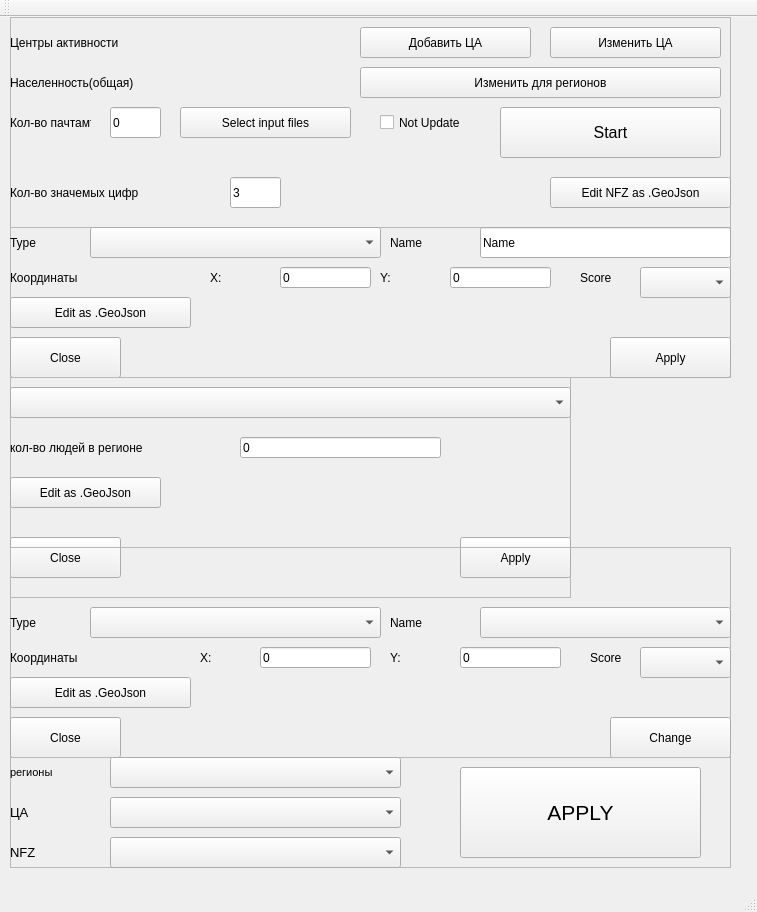
Above: source/untitled.ui from s21dlemanskiy/Drones_Oman before the change. Below: the same form after it.
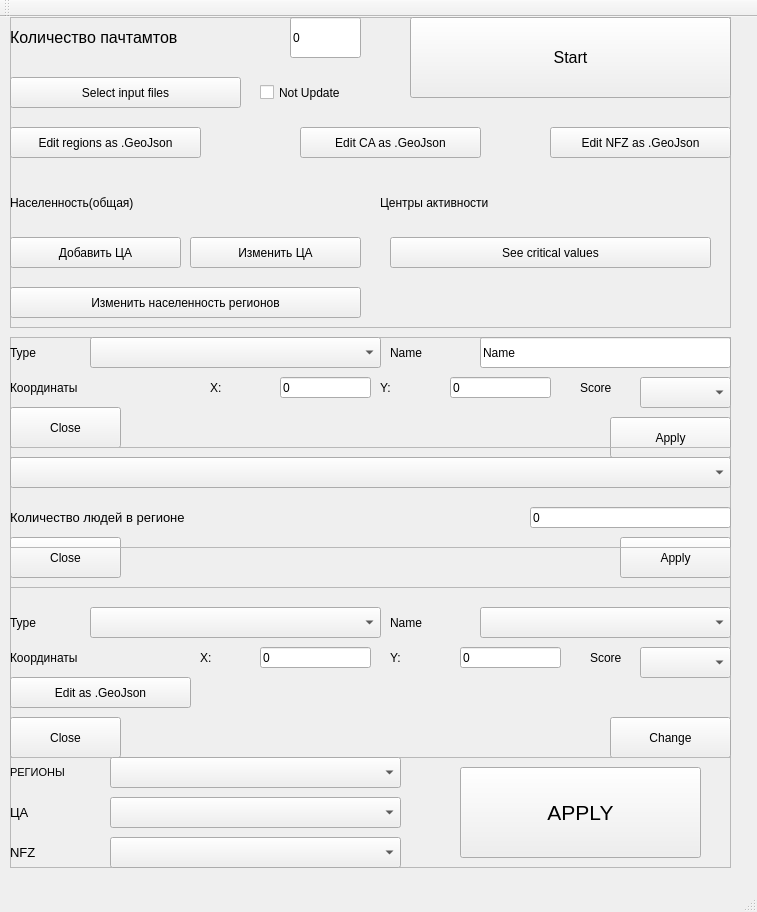
That is the form after the change.

What changed in the file:
```diff
--- a/source/untitled.ui
+++ b/source/untitled.ui
@@ -20,7 +20,7 @@
       <x>10</x>
       <y>0</y>
       <width>721</width>
-      <height>211</height>
+      <height>311</height>
      </rect>
     </property>
     <property name="frameShape">
@@ -32,8 +32,8 @@
     <widget class="QLabel" name="label_2">
      <property name="geometry">
       <rect>
-       <x>0</x>
-       <y>10</y>
+       <x>370</x>
+       <y>170</y>
        <width>221</width>
        <height>31</height>
       </rect>
@@ -45,12 +45,15 @@
     <widget class="QPushButton" name="pushButton">
      <property name="geometry">
       <rect>
-       <x>350</x>
-       <y>10</y>
+       <x>0</x>
+       <y>220</y>
        <width>171</width>
        <height>31</height>
       </rect>
      </property>
+     <property name="inputMethodHints">
+      <set>Qt::ImhNone</set>
+     </property>
      <property name="text">
       <string>Добавить ЦА</string>
      </property>
@@ -59,7 +62,7 @@
      <property name="geometry">
       <rect>
        <x>0</x>
-       <y>50</y>
+       <y>170</y>
        <width>211</width>
        <height>31</height>
       </rect>
@@ -71,8 +74,8 @@
     <widget class="QLabel" name="label_6">
      <property name="geometry">
       <rect>
-       <x>230</x>
-       <y>50</y>
+       <x>580</x>
+       <y>170</y>
        <width>121</width>
        <height>31</height>
       </rect>
@@ -84,21 +87,21 @@
     <widget class="QPushButton" name="pushButton_4">
      <property name="geometry">
       <rect>
-       <x>350</x>
-       <y>50</y>
-       <width>361</width>
+       <x>0</x>
+       <y>270</y>
+       <width>351</width>
        <height>31</height>
       </rect>
      </property>
      <property name="text">
-      <string>Изменить для регионов</string>
+      <string>Изменить населенность регионов</string>
      </property>
     </widget>
     <widget class="QLabel" name="label_10">
      <property name="geometry">
       <rect>
-       <x>230</x>
-       <y>10</y>
+       <x>210</x>
+       <y>170</y>
        <width>121</width>
        <height>31</height>
       </rect>
@@ -110,8 +113,8 @@
     <widget class="QPushButton" name="pushButton_9">
      <property name="geometry">
       <rect>
-       <x>540</x>
-       <y>10</y>
+       <x>180</x>
+       <y>220</y>
        <width>171</width>
        <height>31</height>
       </rect>
@@ -123,10 +126,10 @@
     <widget class="QLineEdit" name="lineEdit_7">
      <property name="geometry">
       <rect>
-       <x>100</x>
-       <y>90</y>
-       <width>51</width>
-       <height>31</height>
+       <x>280</x>
+       <y>0</y>
+       <width>71</width>
+       <height>41</height>
       </rect>
      </property>
      <property name="text">
@@ -137,21 +140,26 @@
      <property name="geometry">
       <rect>
        <x>0</x>
-       <y>90</y>
-       <width>81</width>
-       <height>31</height>
+       <y>0</y>
+       <width>261</width>
+       <height>41</height>
       </rect>
      </property>
+     <property name="font">
+      <font>
+       <pointsize>12</pointsize>
+      </font>
+     </property>
      <property name="text">
-      <string>Кол-во пачтамтов</string>
+      <string>Количество пачтамтов</string>
      </property>
     </widget>
     <widget class="QPushButton" name="pushButton_13">
      <property name="geometry">
       <rect>
-       <x>170</x>
-       <y>90</y>
-       <width>171</width>
+       <x>0</x>
+       <y>60</y>
+       <width>231</width>
        <height>31</height>
       </rect>
      </property>
@@ -162,10 +170,10 @@
     <widget class="QPushButton" name="pushButton_14">
      <property name="geometry">
       <rect>
-       <x>490</x>
-       <y>90</y>
-       <width>221</width>
-       <height>51</height>
+       <x>400</x>
+       <y>0</y>
+       <width>321</width>
+       <height>81</height>
       </rect>
      </property>
      <property name="font">
@@ -180,8 +188,8 @@
     <widget class="QCheckBox" name="checkBox">
      <property name="geometry">
       <rect>
-       <x>370</x>
-       <y>90</y>
+       <x>250</x>
+       <y>60</y>
        <width>111</width>
        <height>31</height>
       </rect>
@@ -190,37 +198,11 @@
       <string>Not Update</string>
      </property>
     </widget>
-    <widget class="QLabel" name="label_23">
-     <property name="geometry">
-      <rect>
-       <x>0</x>
-       <y>160</y>
-       <width>221</width>
-       <height>31</height>
-      </rect>
-     </property>
-     <property name="text">
-      <string>Кол-во значемых цифр</string>
-     </property>
-    </widget>
-    <widget class="QLineEdit" name="lineEdit_8">
-     <property name="geometry">
-      <rect>
-       <x>220</x>
-       <y>160</y>
-       <width>51</width>
-       <height>31</height>
-      </rect>
-     </property>
-     <property name="text">
-      <string>3</string>
-     </property>
-    </widget>
     <widget class="QPushButton" name="pushButton_16">
      <property name="geometry">
       <rect>
        <x>540</x>
-       <y>160</y>
+       <y>110</y>
        <width>181</width>
        <height>31</height>
       </rect>
@@ -229,6 +211,45 @@
       <string>Edit NFZ as .GeoJson</string>
      </property>
     </widget>
+    <widget class="QPushButton" name="pushButton_2">
+     <property name="geometry">
+      <rect>
+       <x>290</x>
+       <y>110</y>
+       <width>181</width>
+       <height>31</height>
+      </rect>
+     </property>
+     <property name="text">
+      <string>Edit CA as .GeoJson</string>
+     </property>
+    </widget>
+    <widget class="QPushButton" name="pushButton_6">
+     <property name="geometry">
+      <rect>
+       <x>0</x>
+       <y>110</y>
+       <width>191</width>
+       <height>31</height>
+      </rect>
+     </property>
+     <property name="text">
+      <string>Edit regions as .GeoJson</string>
+     </property>
+    </widget>
+    <widget class="QPushButton" name="pushButton_17">
+     <property name="geometry">
+      <rect>
+       <x>380</x>
+       <y>220</y>
+       <width>321</width>
+       <height>31</height>
+      </rect>
+     </property>
+     <property name="text">
+      <string>See critical values</string>
+     </property>
+    </widget>
    </widget>
    <widget class="QFrame" name="add_center">
     <property name="enabled">
@@ -237,9 +258,9 @@
     <property name="geometry">
      <rect>
       <x>10</x>
-      <y>210</y>
+      <y>320</y>
       <width>721</width>
-      <height>151</height>
+      <height>121</height>
      </rect>
     </property>
     <property name="frameShape">
@@ -313,24 +334,11 @@
       <string>0</string>
      </property>
     </widget>
-    <widget class="QPushButton" name="pushButton_2">
-     <property name="geometry">
-      <rect>
-       <x>0</x>
-       <y>70</y>
-       <width>181</width>
-       <height>31</height>
-      </rect>
-     </property>
-     <property name="text">
-      <string>Edit as .GeoJson</string>
-     </property>
-    </widget>
     <widget class="QPushButton" name="pushButton_3">
      <property name="geometry">
       <rect>
        <x>600</x>
-       <y>110</y>
+       <y>80</y>
        <width>121</width>
        <height>41</height>
       </rect>
@@ -379,7 +387,7 @@
      <property name="geometry">
       <rect>
        <x>0</x>
-       <y>110</y>
+       <y>70</y>
        <width>111</width>
        <height>41</height>
       </rect>
@@ -432,9 +440,9 @@
     <property name="geometry">
      <rect>
       <x>10</x>
-      <y>360</y>
-      <width>561</width>
-      <height>221</height>
+      <y>430</y>
+      <width>721</width>
+      <height>141</height>
      </rect>
     </property>
     <property name="frameShape">
@@ -448,7 +456,7 @@
       <rect>
        <x>0</x>
        <y>10</y>
-       <width>561</width>
+       <width>721</width>
        <height>31</height>
       </rect>
      </property>
@@ -456,8 +464,8 @@
     <widget class="QPushButton" name="pushButton_5">
      <property name="geometry">
       <rect>
-       <x>450</x>
-       <y>160</y>
+       <x>610</x>
+       <y>90</y>
        <width>111</width>
        <height>41</height>
       </rect>
@@ -466,23 +474,10 @@
       <string>Apply</string>
      </property>
     </widget>
-    <widget class="QPushButton" name="pushButton_6">
-     <property name="geometry">
-      <rect>
-       <x>0</x>
-       <y>100</y>
-       <width>151</width>
-       <height>31</height>
-      </rect>
-     </property>
-     <property name="text">
-      <string>Edit as .GeoJson</string>
-     </property>
-    </widget>
     <widget class="QLineEdit" name="Count_people_region">
      <property name="geometry">
       <rect>
-       <x>230</x>
+       <x>520</x>
        <y>60</y>
        <width>201</width>
        <height>21</height>
@@ -497,19 +492,24 @@
       <rect>
        <x>0</x>
        <y>60</y>
-       <width>181</width>
+       <width>291</width>
        <height>21</height>
       </rect>
      </property>
+     <property name="font">
+      <font>
+       <pointsize>10</pointsize>
+      </font>
+     </property>
      <property name="text">
-      <string>кол-во людей в регионе</string>
+      <string>Количество людей в регионе</string>
      </property>
     </widget>
     <widget class="QPushButton" name="pushButton_7">
      <property name="geometry">
       <rect>
        <x>0</x>
-       <y>160</y>
+       <y>90</y>
        <width>111</width>
        <height>41</height>
       </rect>
@@ -769,7 +769,7 @@
       </font>
      </property>
      <property name="text">
-      <string>регионы</string>
+      <string>РЕГИОНЫ</string>
      </property>
     </widget>
     <widget class="QLabel" name="label_22">
```
